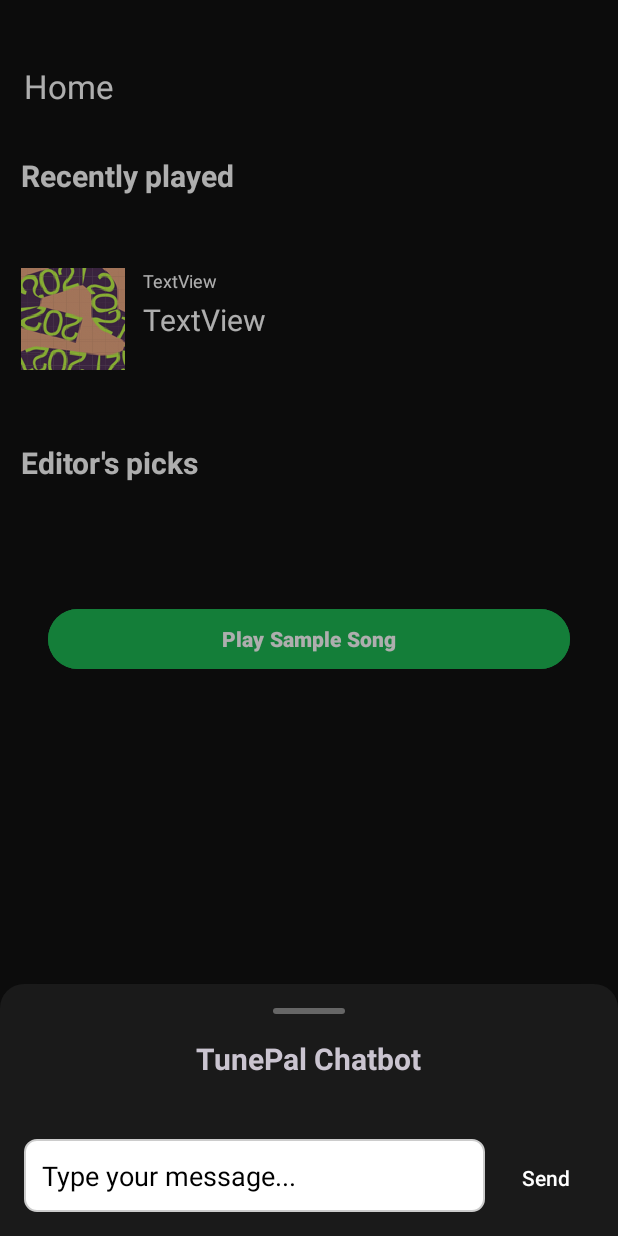
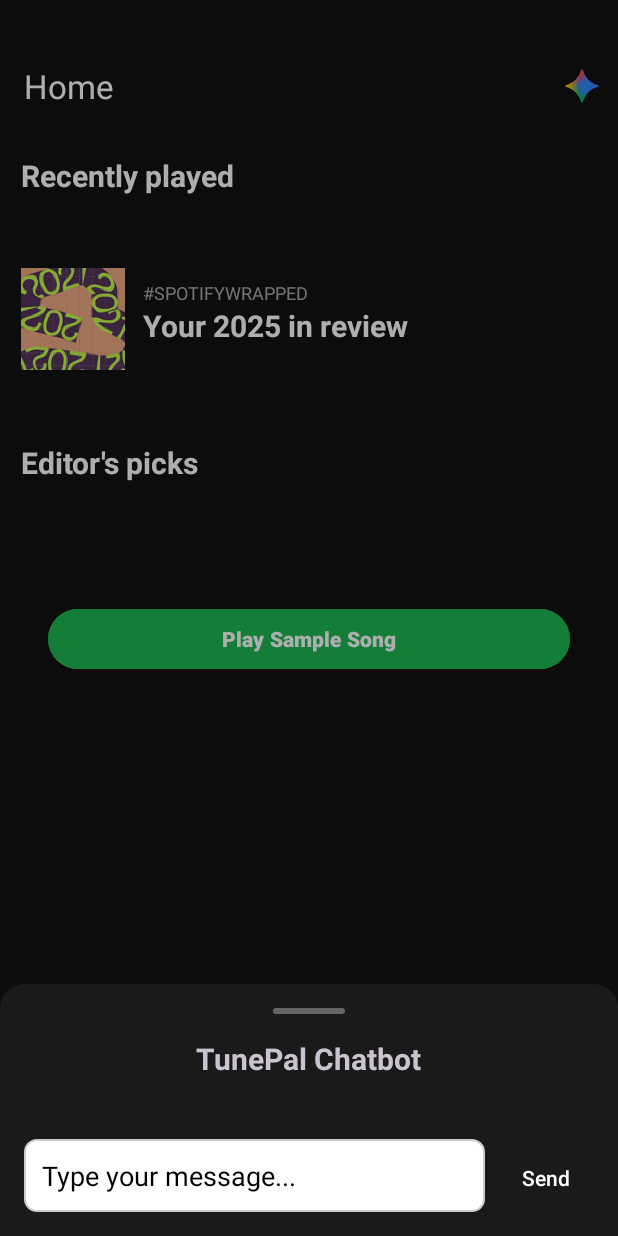
Before and after one commit to vandatnguyen919/Android-MusicStreaming, an Android app: the fragment ChatbotDialogFragment placed in its activity, on a phone screen of 412 x 824 dp. Run offline under Robolectric (Android 15) with nearby library versions, the phone set to English and light mode, and no system bars; our stand-ins replace Dagger/Hilt's generated code, Firebase (no records; nobody signed in at launch, a user with empty details on screens opened directly), navigation-ui; libraries missing offline, so code that uses them is left out: androidx.palette.graphics, vn.zalopay.sdk; pictures from the network do not load; 17 statements that could not run were skipped.

Commit message:
Merge chatbox feature

```diff
--- a/app/src/main/java/com/prm/musicstreaming/MainActivity.java
+++ b/app/src/main/java/com/prm/musicstreaming/MainActivity.java
@@ -112,7 +112,7 @@ public class MainActivity extends AppCompatActivity {
         // Set up the bottom navigation view
         navView = findViewById(R.id.nav_view);
         appBarConfiguration = new AppBarConfiguration.Builder(
-                R.id.navigation_home, R.id.navigation_search, R.id.navigation_library, R.id.navigation_membership_plan, R.id.navigation_profile)
+                R.id.navigation_home, R.id.navigation_search, R.id.navigation_library, R.id.navigation_membership_plan)
                 .build();
         navController = Navigation.findNavController(this, R.id.nav_host_fragment_activity_main);
         NavigationUI.setupActionBarWithNavController(this, navController, appBarConfiguration);
--- a/app/src/main/res/menu/bottom_nav_menu.xml
+++ b/app/src/main/res/menu/bottom_nav_menu.xml
@@ -17,11 +17,6 @@
         android:title="Your Library" />
 
     <item
-        android:id="@+id/navigation_profile"
-        android:icon="@drawable/ic_profile"
-        android:title="Profile" />
-
-    <item
         android:id="@+id/navigation_membership_plan"
         android:icon="@drawable/ic_spotify_logo"
         android:title="Premium" />
--- /dev/null
+++ b/common/src/main/res/drawable/ic_add.xml
@@ -0,0 +1,5 @@
+<vector xmlns:android="http://schemas.android.com/apk/res/android" android:height="24dp" android:tint="#000000" android:viewportHeight="960" android:viewportWidth="960" android:width="24dp">
+
+    <path android:fillColor="@android:color/white" android:pathData="M440,520L200,520L200,440L440,440L440,200L520,200L520,440L760,440L760,520L520,520L520,760L440,760L440,520Z"/>
+
+</vector>
--- /dev/null
+++ b/common/src/main/res/drawable/ic_gemini_color.xml
@@ -0,0 +1,52 @@
+<vector xmlns:android="http://schemas.android.com/apk/res/android"
+    xmlns:aapt="http://schemas.android.com/aapt"
+    android:width="24dp"
+    android:height="24dp"
+    android:viewportWidth="24"
+    android:viewportHeight="24">
+  <path
+      android:pathData="M20.616,10.835a14.147,14.147 0,0 1,-4.45 -3.001,14.111 14.111,0 0,1 -3.678,-6.452 0.503,0.503 0,0 0,-0.975 0,14.134 14.134,0 0,1 -3.679,6.452 14.155,14.155 0,0 1,-4.45 3.001c-0.65,0.28 -1.318,0.505 -2.002,0.678a0.502,0.502 0,0 0,0 0.975c0.684,0.172 1.35,0.397 2.002,0.677a14.147,14.147 0,0 1,4.45 3.001,14.112 14.112,0 0,1 3.679,6.453 0.502,0.502 0,0 0,0.975 0c0.172,-0.685 0.397,-1.351 0.677,-2.003a14.145,14.145 0,0 1,3.001 -4.45,14.113 14.113,0 0,1 6.453,-3.678 0.503,0.503 0,0 0,0 -0.975,13.245 13.245,0 0,1 -2.003,-0.678z"
+      android:fillColor="#3186FF"/>
+  <path
+      android:pathData="M20.616,10.835a14.147,14.147 0,0 1,-4.45 -3.001,14.111 14.111,0 0,1 -3.678,-6.452 0.503,0.503 0,0 0,-0.975 0,14.134 14.134,0 0,1 -3.679,6.452 14.155,14.155 0,0 1,-4.45 3.001c-0.65,0.28 -1.318,0.505 -2.002,0.678a0.502,0.502 0,0 0,0 0.975c0.684,0.172 1.35,0.397 2.002,0.677a14.147,14.147 0,0 1,4.45 3.001,14.112 14.112,0 0,1 3.679,6.453 0.502,0.502 0,0 0,0.975 0c0.172,-0.685 0.397,-1.351 0.677,-2.003a14.145,14.145 0,0 1,3.001 -4.45,14.113 14.113,0 0,1 6.453,-3.678 0.503,0.503 0,0 0,0 -0.975,13.245 13.245,0 0,1 -2.003,-0.678z">
+    <aapt:attr name="android:fillColor">
+      <gradient
+          android:startX="7"
+          android:startY="15.5"
+          android:endX="11"
+          android:endY="12"
+          android:type="linear">
+        <item android:offset="0" android:color="#FF08B962"/>
+        <item android:offset="1" android:color="#0008B962"/>
+      </gradient>
+    </aapt:attr>
+  </path>
+  <path
+      android:pathData="M20.616,10.835a14.147,14.147 0,0 1,-4.45 -3.001,14.111 14.111,0 0,1 -3.678,-6.452 0.503,0.503 0,0 0,-0.975 0,14.134 14.134,0 0,1 -3.679,6.452 14.155,14.155 0,0 1,-4.45 3.001c-0.65,0.28 -1.318,0.505 -2.002,0.678a0.502,0.502 0,0 0,0 0.975c0.684,0.172 1.35,0.397 2.002,0.677a14.147,14.147 0,0 1,4.45 3.001,14.112 14.112,0 0,1 3.679,6.453 0.502,0.502 0,0 0,0.975 0c0.172,-0.685 0.397,-1.351 0.677,-2.003a14.145,14.145 0,0 1,3.001 -4.45,14.113 14.113,0 0,1 6.453,-3.678 0.503,0.503 0,0 0,0 -0.975,13.245 13.245,0 0,1 -2.003,-0.678z">
+    <aapt:attr name="android:fillColor">
+      <gradient
+          android:startX="8"
+          android:startY="5.5"
+          android:endX="11.5"
+          android:endY="11"
+          android:type="linear">
+        <item android:offset="0" android:color="#FFF94543"/>
+        <item android:offset="1" android:color="#00F94543"/>
+      </gradient>
+    </aapt:attr>
+  </path>
+  <path
+      android:pathData="M20.616,10.835a14.147,14.147 0,0 1,-4.45 -3.001,14.111 14.111,0 0,1 -3.678,-6.452 0.503,0.503 0,0 0,-0.975 0,14.134 14.134,0 0,1 -3.679,6.452 14.155,14.155 0,0 1,-4.45 3.001c-0.65,0.28 -1.318,0.505 -2.002,0.678a0.502,0.502 0,0 0,0 0.975c0.684,0.172 1.35,0.397 2.002,0.677a14.147,14.147 0,0 1,4.45 3.001,14.112 14.112,0 0,1 3.679,6.453 0.502,0.502 0,0 0,0.975 0c0.172,-0.685 0.397,-1.351 0.677,-2.003a14.145,14.145 0,0 1,3.001 -4.45,14.113 14.113,0 0,1 6.453,-3.678 0.503,0.503 0,0 0,0 -0.975,13.245 13.245,0 0,1 -2.003,-0.678z">
+    <aapt:attr name="android:fillColor">
+      <gradient
+          android:startX="3.5"
+          android:startY="13.5"
+          android:endX="17.5"
+          android:endY="12"
+          android:type="linear">
+        <item android:offset="0" android:color="#FFFABC12"/>
+        <item android:offset="0.46" android:color="#00FABC12"/>
+      </gradient>
+    </aapt:attr>
+  </path>
+</vector>
--- /dev/null
+++ b/common/src/main/res/menu/gemini_menu.xml
@@ -0,0 +1,9 @@
+<?xml version="1.0" encoding="utf-8"?>
+<menu xmlns:android="http://schemas.android.com/apk/res/android"
+    xmlns:app="http://schemas.android.com/apk/res-auto">
+    <item
+        android:id="@+id/action_chat"
+        android:icon="@drawable/ic_gemini_color"
+        android:title="Chat with Gemini"
+        app:showAsAction="always" />
+</menu>
--- /dev/null
+++ b/feature/home/src/main/java/com/prm/home/chatbot/ChatbotDialogFragment.java
@@ -0,0 +1,103 @@
+package com.prm.home.chatbot;
+
+import android.os.Bundle;
+import android.view.LayoutInflater;
+import android.view.View;
+import android.view.ViewGroup;
+import android.widget.Button;
+import android.widget.EditText;
+import android.widget.Toast;
+
+import androidx.annotation.NonNull;
+import androidx.annotation.Nullable;
+import androidx.lifecycle.ViewModelProvider;
+import androidx.recyclerview.widget.LinearLayoutManager;
+import androidx.recyclerview.widget.RecyclerView;
+
+import com.google.android.material.bottomsheet.BottomSheetDialogFragment;
+import com.prm.home.R;
+import com.prm.home.adapter.ChatAdapter;
+
+import dagger.hilt.android.AndroidEntryPoint;
+
+
+@AndroidEntryPoint
+public class ChatbotDialogFragment extends BottomSheetDialogFragment {
+
+    public static final String TAG = "ChatbotDialog";
+
+    private ChatbotViewModel viewModel;
+    private ChatAdapter chatAdapter;
+    private RecyclerView rvChatMessages;
+    private EditText etUserInput;
+    private Button btnSendMessage;
+
+    // Removed custom constructor
+    public ChatbotDialogFragment() {
+    }
+
+    public static ChatbotDialogFragment newInstance() {
+        return new ChatbotDialogFragment();
+    }
+
+    @Override
+    public void onCreate(@Nullable Bundle savedInstanceState) {
+        super.onCreate(savedInstanceState);
+        viewModel = new ViewModelProvider(this).get(ChatbotViewModel.class);
+    }
+
+    @Nullable
+    @Override
+    public View onCreateView(@NonNull LayoutInflater inflater, @Nullable ViewGroup container, @Nullable Bundle savedInstanceState) {
+        return inflater.inflate(R.layout.dialog_chatbot, container, false);
+    }
+
+    @Override
+    public void onViewCreated(@NonNull View view, @Nullable Bundle savedInstanceState) {
+        super.onViewCreated(view, savedInstanceState);
+
+        rvChatMessages = view.findViewById(R.id.rvChatMessages);
+        etUserInput = view.findViewById(R.id.etUserInput);
+        btnSendMessage = view.findViewById(R.id.btnSendMessage);
+
+        setupRecyclerView();
+        setupObservers();
+
+        btnSendMessage.setOnClickListener(v -> {
+            String message = etUserInput.getText().toString().trim();
+            if (!message.isEmpty()) {
+                viewModel.sendMessage(message);
+                etUserInput.setText("");
+            }
+        });
+    }
+
+    private void setupRecyclerView() {
+        chatAdapter = new ChatAdapter();
+        rvChatMessages.setAdapter(chatAdapter);
+        LinearLayoutManager layoutManager = new LinearLayoutManager(getContext());
+        layoutManager.setStackFromEnd(true);
+        rvChatMessages.setLayoutManager(layoutManager);
+    }
+
+    private void setupObservers() {
+        viewModel.getChatMessages().observe(getViewLifecycleOwner(), messages -> {
+            chatAdapter.submitList(messages);
+            if (messages != null && !messages.isEmpty()) {
+                rvChatMessages.smoothScrollToPosition(messages.size() - 1);
+            }
+        });
+
+        viewModel.getIsLoading().observe(getViewLifecycleOwner(), isLoading -> {
+            btnSendMessage.setEnabled(!isLoading);
+            etUserInput.setEnabled(!isLoading);
+        });
+
+        viewModel.getError().observe(getViewLifecycleOwner(), errorMessage -> {
+            if (errorMessage != null) {
+                Toast.makeText(getContext(), errorMessage, Toast.LENGTH_LONG).show();
+                viewModel.clearError();
+            }
+        });
+    }
+}
--- /dev/null
+++ b/feature/home/src/main/res/layout/dialog_chatbot.xml
@@ -0,0 +1,68 @@
+<?xml version="1.0" encoding="utf-8"?>
+<LinearLayout xmlns:android="http://schemas.android.com/apk/res/android"
+    android:layout_width="match_parent"
+    android:layout_height="match_parent"
+    android:orientation="vertical"
+    android:padding="16dp"
+    android:background="@drawable/bottom_sheet_background">
+
+    <View
+        android:layout_width="48dp"
+        android:layout_height="4dp"
+        android:layout_gravity="center_horizontal"
+        android:layout_marginBottom="16dp"
+        android:background="@drawable/bottom_sheet_handle" />
+
+    <TextView
+        android:id="@+id/tvChatbotTitle"
+        android:layout_width="wrap_content"
+        android:layout_height="wrap_content"
+        android:text="TunePal Chatbot"
+        android:textSize="20sp"
+        android:textStyle="bold"
+        android:layout_gravity="center_horizontal"
+        android:layout_marginBottom="16dp" />
+
+    <androidx.recyclerview.widget.RecyclerView
+        android:id="@+id/rvChatMessages"
+        android:layout_width="match_parent"
+        android:layout_height="0dp"
+        android:layout_weight="1"
+        android:padding="8dp"
+        android:background="@android:color/transparent"
+        android:clipToPadding="false"
+        android:scrollbars="vertical"
+        android:stackFromBottom="true"
+        android:transcriptMode="alwaysScroll" />
+
+    <LinearLayout
+        android:layout_width="match_parent"
+        android:layout_height="wrap_content"
+        android:orientation="horizontal"
+        android:layout_marginTop="8dp">
+
+        <EditText
+            android:id="@+id/etUserInput"
+            android:layout_width="0dp"
+            android:layout_height="wrap_content"
+            android:layout_weight="1"
+            android:hint="Type your message..."
+            android:padding="12dp"
+            android:background="@drawable/edittext_background"
+            android:singleLine="true"
+            android:textColor="@android:color/black"
+            android:textColorHint="@android:color/black" />
+
+        <Button
+            android:id="@+id/btnSendMessage"
+            android:layout_width="wrap_content"
+            android:layout_height="wrap_content"
+            android:text="Send"
+            android:layout_marginStart="8dp"
+            android:background="@drawable/green_button_background"
+            android:textColor="@android:color/white"
+            android:paddingStart="16dp"
+            android:paddingEnd="16dp" />
+    </LinearLayout>
+
+</LinearLayout>
--- a/feature/home/src/main/res/layout/fragment_home.xml
+++ b/feature/home/src/main/res/layout/fragment_home.xml
@@ -80,8 +80,9 @@
                         android:layout_width="wrap_content"
                         android:layout_height="wrap_content"
                         android:layout_marginStart="12dp"
-                        android:text="TextView"
-                        android:textColor="@android:color/white"
+                        android:layout_marginTop="8dp"
+                        android:text="#SPOTIFYWRAPPED"
+                        android:textColor="@android:color/darker_gray"
                         android:textSize="12sp"
                         app:layout_constraintStart_toEndOf="@+id/img"
                         app:layout_constraintTop_toTopOf="parent" />
@@ -91,10 +92,10 @@
                         android:layout_width="wrap_content"
                         android:layout_height="wrap_content"
                         android:layout_marginStart="12dp"
-                        android:layout_marginTop="4dp"
-                        android:text="TextView"
+                        android:text="Your 2025 in review"
                         android:textColor="@android:color/white"
                         android:textSize="20sp"
+                        android:textStyle="bold"
                         app:layout_constraintStart_toEndOf="@+id/img"
                         app:layout_constraintTop_toBottomOf="@+id/textView4" />
 
--- a/feature/profile/src/main/res/layout/fragment_profile.xml
+++ b/feature/profile/src/main/res/layout/fragment_profile.xml
@@ -75,6 +75,7 @@
             android:layout_height="wrap_content"
             android:layout_margin="16dp"
             android:src="@drawable/ic_chat_bot"
+            android:visibility="gone"
             app:layout_constraintBottom_toBottomOf="parent"
             app:layout_constraintEnd_toEndOf="parent"
             android:contentDescription="Open Chatbot" />
```
Also changed, not shown: domain/src/main/java/com/prm/domain/model/ChatMessage.java (+18 -0 lines), feature/home/build.gradle (+16 -0 lines), feature/home/src/main/java/com/prm/home/HomeFragment.java (+25 -30 lines), feature/home/src/main/java/com/prm/home/adapter/ChatAdapter.java (added, +71 -0 lines), feature/home/src/main/java/com/prm/home/chatbot/ChatbotViewModel.java (added, +254 -0 lines), feature/home/src/main/res/layout/item_chat_message.xml (added, +24 -0 lines).
